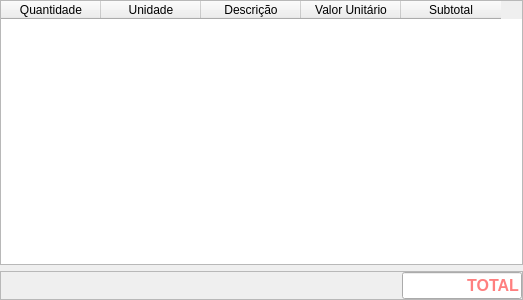
First picture: the form in bkframe.ui, repository leidensj/BKVale, before the edit.
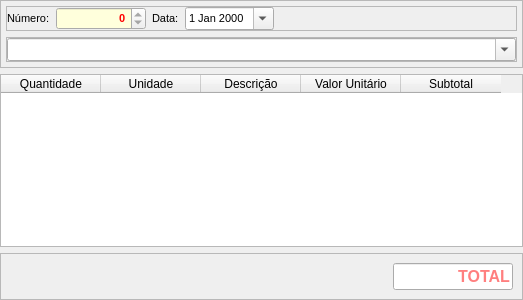
Second picture: the form after the edit.

The edit to the form file:
```diff
--- a/bkframe.ui
+++ b/bkframe.ui
@@ -32,6 +32,273 @@
    <property name="bottomMargin">
     <number>0</number>
    </property>
+   <item>
+    <widget class="QFrame" name="frame_2">
+     <property name="frameShape">
+      <enum>QFrame::StyledPanel</enum>
+     </property>
+     <property name="frameShadow">
+      <enum>QFrame::Plain</enum>
+     </property>
+     <layout class="QVBoxLayout" name="verticalLayout_2">
+      <property name="spacing">
+       <number>6</number>
+      </property>
+      <property name="leftMargin">
+       <number>5</number>
+      </property>
+      <property name="topMargin">
+       <number>5</number>
+      </property>
+      <property name="rightMargin">
+       <number>5</number>
+      </property>
+      <property name="bottomMargin">
+       <number>5</number>
+      </property>
+      <item>
+       <widget class="QFrame" name="frame_3">
+        <property name="frameShape">
+         <enum>QFrame::StyledPanel</enum>
+        </property>
+        <property name="frameShadow">
+         <enum>QFrame::Raised</enum>
+        </property>
+        <layout class="QHBoxLayout" name="horizontalLayout_2">
+         <property name="leftMargin">
+          <number>0</number>
+         </property>
+         <property name="topMargin">
+          <number>0</number>
+         </property>
+         <property name="rightMargin">
+          <number>0</number>
+         </property>
+         <property name="bottomMargin">
+          <number>0</number>
+         </property>
+         <item>
+          <widget class="QLabel" name="label_2">
+           <property name="font">
+            <font>
+             <pointsize>8</pointsize>
+             <weight>50</weight>
+             <bold>false</bold>
+            </font>
+           </property>
+           <property name="text">
+            <string>Número:</string>
+           </property>
+          </widget>
+         </item>
+         <item>
+          <widget class="QSpinBox" name="number">
+           <property name="minimumSize">
+            <size>
+             <width>90</width>
+             <height>0</height>
+            </size>
+           </property>
+           <property name="palette">
+            <palette>
+             <active>
+              <colorrole role="Text">
+               <brush brushstyle="SolidPattern">
+                <color alpha="255">
+                 <red>255</red>
+                 <green>0</green>
+                 <blue>0</blue>
+                </color>
+               </brush>
+              </colorrole>
+              <colorrole role="Base">
+               <brush brushstyle="SolidPattern">
+                <color alpha="255">
+                 <red>255</red>
+                 <green>255</green>
+                 <blue>220</blue>
+                </color>
+               </brush>
+              </colorrole>
+             </active>
+             <inactive>
+              <colorrole role="Text">
+               <brush brushstyle="SolidPattern">
+                <color alpha="255">
+                 <red>255</red>
+                 <green>0</green>
+                 <blue>0</blue>
+                </color>
+               </brush>
+              </colorrole>
+              <colorrole role="Base">
+               <brush brushstyle="SolidPattern">
+                <color alpha="255">
+                 <red>255</red>
+                 <green>255</green>
+                 <blue>220</blue>
+                </color>
+               </brush>
+              </colorrole>
+             </inactive>
+             <disabled>
+              <colorrole role="Text">
+               <brush brushstyle="SolidPattern">
+                <color alpha="255">
+                 <red>120</red>
+                 <green>120</green>
+                 <blue>120</blue>
+                </color>
+               </brush>
+              </colorrole>
+              <colorrole role="Base">
+               <brush brushstyle="SolidPattern">
+                <color alpha="255">
+                 <red>240</red>
+                 <green>240</green>
+                 <blue>240</blue>
+                </color>
+               </brush>
+              </colorrole>
+             </disabled>
+            </palette>
+           </property>
+           <property name="font">
+            <font>
+             <pointsize>8</pointsize>
+             <weight>75</weight>
+             <bold>true</bold>
+            </font>
+           </property>
+           <property name="alignment">
+            <set>Qt::AlignRight|Qt::AlignTrailing|Qt::AlignVCenter</set>
+           </property>
+           <property name="readOnly">
+            <bool>true</bool>
+           </property>
+           <property name="correctionMode">
+            <enum>QAbstractSpinBox::CorrectToNearestValue</enum>
+           </property>
+           <property name="showGroupSeparator" stdset="0">
+            <bool>false</bool>
+           </property>
+           <property name="minimum">
+            <number>0</number>
+           </property>
+           <property name="maximum">
+            <number>999999999</number>
+           </property>
+           <property name="displayIntegerBase">
+            <number>10</number>
+           </property>
+          </widget>
+         </item>
+         <item>
+          <widget class="QLabel" name="label">
+           <property name="font">
+            <font>
+             <pointsize>8</pointsize>
+             <weight>50</weight>
+             <bold>false</bold>
+            </font>
+           </property>
+           <property name="text">
+            <string>Data:</string>
+           </property>
+          </widget>
+         </item>
+         <item>
+          <widget class="QDateEdit" name="date">
+           <property name="font">
+            <font>
+             <pointsize>8</pointsize>
+             <weight>50</weight>
+             <bold>false</bold>
+            </font>
+           </property>
+           <property name="wrapping">
+            <bool>false</bool>
+           </property>
+           <property name="frame">
+            <bool>true</bool>
+           </property>
+           <property name="buttonSymbols">
+            <enum>QAbstractSpinBox::UpDownArrows</enum>
+           </property>
+           <property name="calendarPopup">
+            <bool>true</bool>
+           </property>
+          </widget>
+         </item>
+         <item>
+          <spacer name="horizontalSpacer">
+           <property name="orientation">
+            <enum>Qt::Horizontal</enum>
+           </property>
+           <property name="sizeHint" stdset="0">
+            <size>
+             <width>40</width>
+             <height>20</height>
+            </size>
+           </property>
+          </spacer>
+         </item>
+        </layout>
+       </widget>
+      </item>
+      <item>
+       <widget class="QFrame" name="frame_4">
+        <property name="frameShape">
+         <enum>QFrame::StyledPanel</enum>
+        </property>
+        <property name="frameShadow">
+         <enum>QFrame::Raised</enum>
+        </property>
+        <layout class="QHBoxLayout" name="horizontalLayout_3">
+         <property name="leftMargin">
+          <number>0</number>
+         </property>
+         <property name="topMargin">
+          <number>0</number>
+         </property>
+         <property name="rightMargin">
+          <number>0</number>
+         </property>
+         <property name="bottomMargin">
+          <number>0</number>
+         </property>
+         <item>
+          <widget class="QComboBox" name="supplier">
+           <property name="sizePolicy">
+            <sizepolicy hsizetype="Expanding" vsizetype="Fixed">
+             <horstretch>0</horstretch>
+             <verstretch>0</verstretch>
+            </sizepolicy>
+           </property>
+           <property name="font">
+            <font>
+             <pointsize>10</pointsize>
+             <weight>75</weight>
+             <bold>true</bold>
+            </font>
+           </property>
+           <property name="editable">
+            <bool>true</bool>
+           </property>
+           <property name="insertPolicy">
+            <enum>QComboBox::InsertAlphabetically</enum>
+           </property>
+           <property name="frame">
+            <bool>true</bool>
+           </property>
+          </widget>
+         </item>
+        </layout>
+       </widget>
+      </item>
+     </layout>
+    </widget>
+   </item>
    <item>
     <widget class="QTableWidget" name="table">
      <property name="alternatingRowColors">
@@ -106,21 +373,6 @@
       <enum>QFrame::Raised</enum>
      </property>
      <layout class="QHBoxLayout" name="horizontalLayout">
-      <property name="spacing">
-       <number>0</number>
-      </property>
-      <property name="leftMargin">
-       <number>0</number>
-      </property>
-      <property name="topMargin">
-       <number>0</number>
-      </property>
-      <property name="rightMargin">
-       <number>0</number>
-      </property>
-      <property name="bottomMargin">
-       <number>0</number>
-      </property>
       <item>
        <spacer name="horizontalSpacer_2">
         <property name="orientation">
```
Left out of the diff: 4 changed lines with no effect on the pictures.
